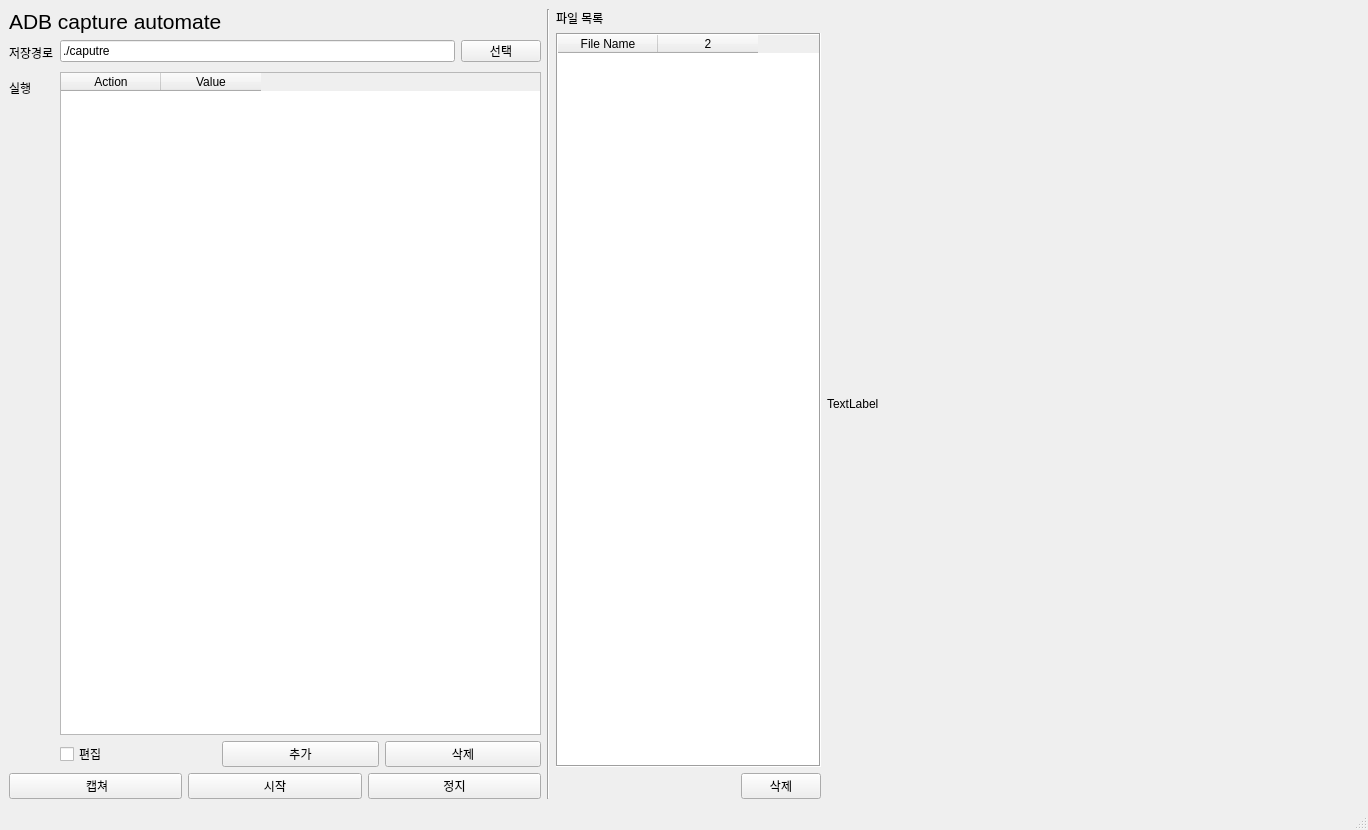
Above: mainUi.ui from gyuha/adb-capture before the change. Below: the same form after it.
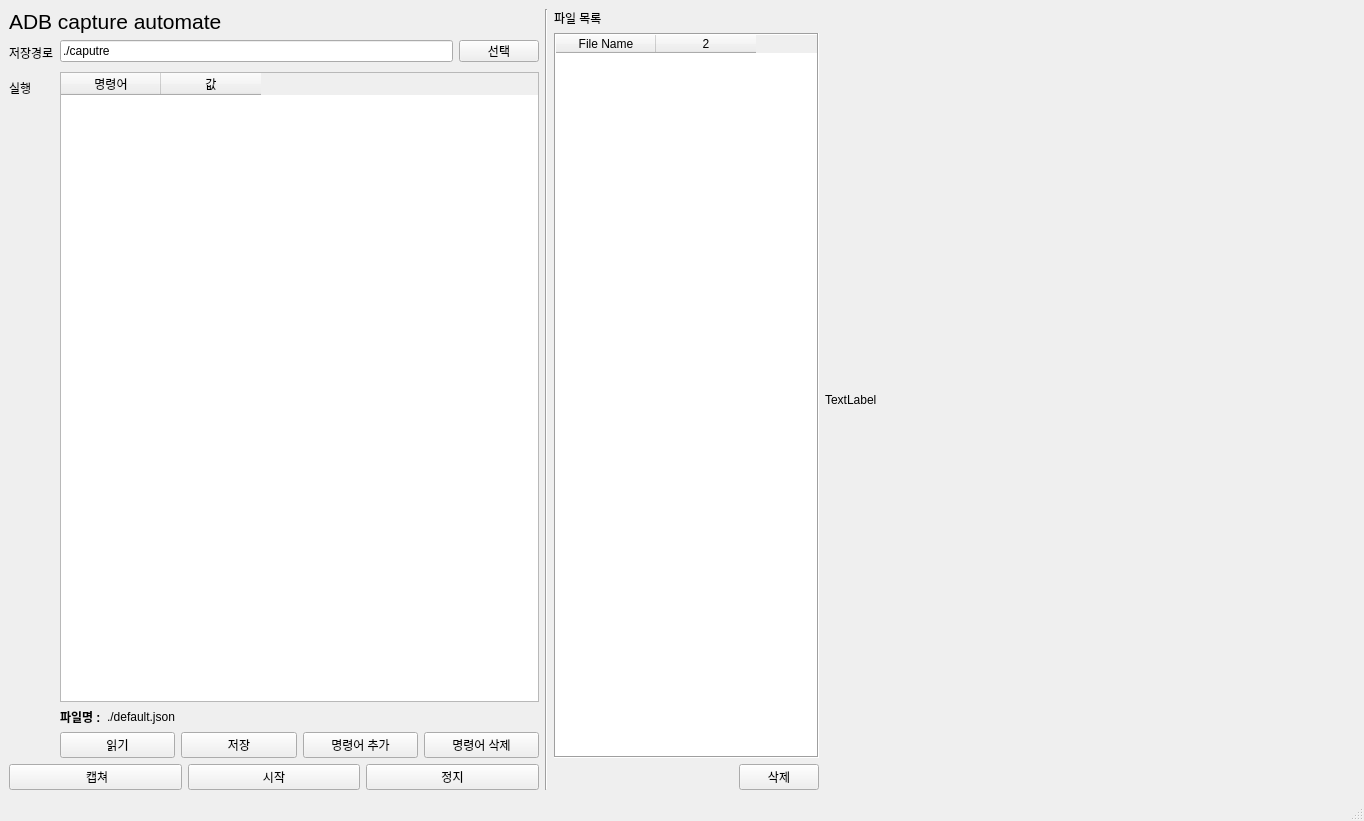
That is the form after the change.

Commit message: config file save and load

Patch:
```diff
--- a/mainUi.ui
+++ b/mainUi.ui
@@ -6,8 +6,8 @@
    <rect>
     <x>0</x>
     <y>0</y>
-    <width>1368</width>
-    <height>830</height>
+    <width>1364</width>
+    <height>821</height>
    </rect>
   </property>
   <property name="windowTitle">
@@ -97,7 +97,7 @@
          </widget>
         </item>
         <item row="1" column="1">
-         <layout class="QVBoxLayout" name="verticalLayout_4" stretch="0,0">
+         <layout class="QVBoxLayout" name="verticalLayout_4" stretch="0,0,0">
           <item>
            <widget class="QTableWidget" name="macroTable">
             <property name="font">
@@ -117,36 +117,67 @@
             </attribute>
             <column>
              <property name="text">
-              <string>Action</string>
+              <string>명령어</string>
              </property>
             </column>
             <column>
              <property name="text">
-              <string>Value</string>
+              <string>값</string>
              </property>
             </column>
            </widget>
           </item>
+          <item>
+           <layout class="QHBoxLayout" name="horizontalLayout_5" stretch="0,1">
+            <item>
+             <widget class="QLabel" name="label_6">
+              <property name="font">
+               <font>
+                <weight>75</weight>
+                <bold>true</bold>
+               </font>
+              </property>
+              <property name="text">
+               <string>파일명 :</string>
+              </property>
+             </widget>
+            </item>
+            <item>
+             <widget class="QLabel" name="lbConfigFilePath">
+              <property name="text">
+               <string>./default.json</string>
+              </property>
+             </widget>
+            </item>
+           </layout>
+          </item>
           <item>
            <layout class="QHBoxLayout" name="horizontalLayout_4">
             <item>
-             <widget class="QCheckBox" name="checkBox">
+             <widget class="QPushButton" name="btnConfigLoad">
               <property name="text">
-               <string>편집</string>
+               <string>읽기</string>
               </property>
              </widget>
             </item>
             <item>
              <widget class="QPushButton" name="pushButton_2">
               <property name="text">
-               <string>추가</string>
+               <string>저장</string>
+              </property>
+             </widget>
+            </item>
+            <item>
+             <widget class="QPushButton" name="btnConfigAdd">
+              <property name="text">
+               <string>명령어 추가</string>
               </property>
              </widget>
             </item>
             <item>
              <widget class="QPushButton" name="pushButton">
               <property name="text">
-               <string>삭제</string>
+               <string>명령어 삭제</string>
               </property>
              </widget>
             </item>
```
Left out of the diff: 78 changed lines with no effect on the pictures. The commit also changes 5 other files.
